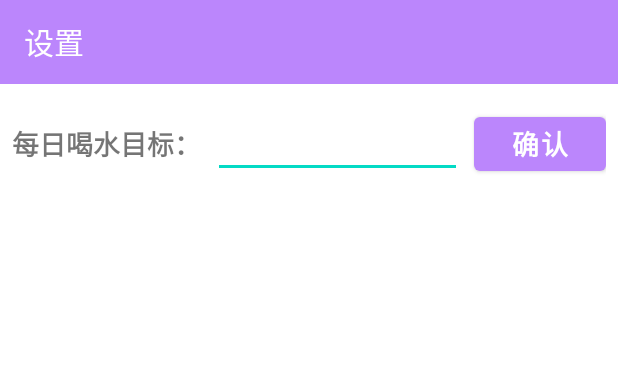
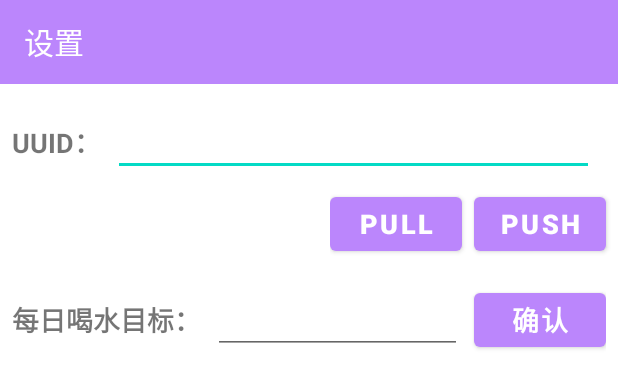
Before and after one commit to 2024-Android-Homework/WaterTime, an Android app built with Jetpack Compose: the layout activity_setting.xml on its own in the app's theme, with its tools: preview values and no code run, on a phone screen of 412 x 824 dp. Shown: the top 388 px of the screen. Run offline under Robolectric (Android 15) with nearby library versions, the phone set to English and light mode, and no system bars; network calls fail.

Commit message:
SettingActivity sync with problem on update or demonstration after update

```diff
--- a/app/src/main/res/layout/activity_setting.xml
+++ b/app/src/main/res/layout/activity_setting.xml
@@ -14,6 +14,58 @@
         android:theme="@style/ThemeOverlay.AppCompat.Dark.ActionBar"
         app:popupTheme= "@style/ThemeOverlay.AppCompat.Light"
         app:layout_scrollFlags="scroll|enterAlways|snap"/>
+
+    <LinearLayout
+        android:layout_width="match_parent"
+        android:layout_height="wrap_content"
+        android:orientation="horizontal"
+        android:gravity="center_vertical"
+        android:layout_marginTop="8dp"
+        android:padding="8dp">
+
+        <TextView
+            android:layout_width="wrap_content"
+            android:layout_height="wrap_content"
+            android:gravity="center"
+            android:text="UUID："
+            android:textSize="18sp"
+            android:textStyle="bold" />
+
+        <EditText
+            android:id="@+id/uuid_edit"
+            android:layout_width="0dp"
+            android:layout_height="wrap_content"
+            android:layout_weight="1"
+            android:layout_marginStart="8dp"
+            android:layout_marginEnd="8dp"
+            android:textAlignment="center" />
+    </LinearLayout>
+
+    <LinearLayout
+        android:layout_width="wrap_content"
+        android:layout_height="wrap_content"
+        android:orientation="horizontal"
+        android:layout_gravity="end">
+
+        <Button
+            android:id="@+id/uuid_pull"
+            android:layout_width="wrap_content"
+            android:layout_height="wrap_content"
+            android:text="pull"
+            android:textSize="18sp"
+            android:textStyle="bold"
+            android:layout_marginEnd="8sp"/>
+
+        <Button
+            android:id="@+id/uuid_push"
+            android:layout_width="wrap_content"
+            android:layout_height="wrap_content"
+            android:text="push"
+            android:textSize="18sp"
+            android:textStyle="bold"
+            android:layout_marginEnd="8sp" />
+
+    </LinearLayout>
 
     <LinearLayout
         android:layout_width="match_parent"
@@ -47,9 +99,7 @@
             android:layout_height="wrap_content"
             android:text="确认"
             android:textSize="18sp"
-            android:textStyle="bold"
-            android:onClick="onAffirmButtonClick" />
+            android:textStyle="bold" />
     </LinearLayout>
 
-
 </LinearLayout>
```
Also changed, not shown: app/src/main/java/com/wychlw/watertime/SettingActivity.java (+84 -11 lines).
